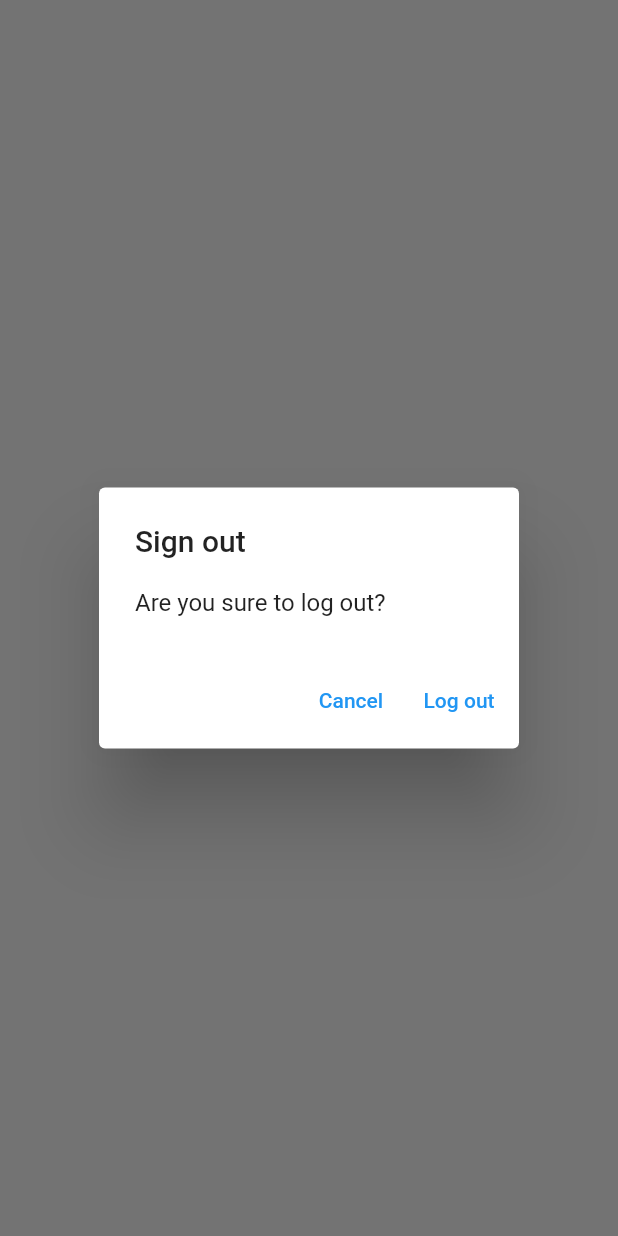
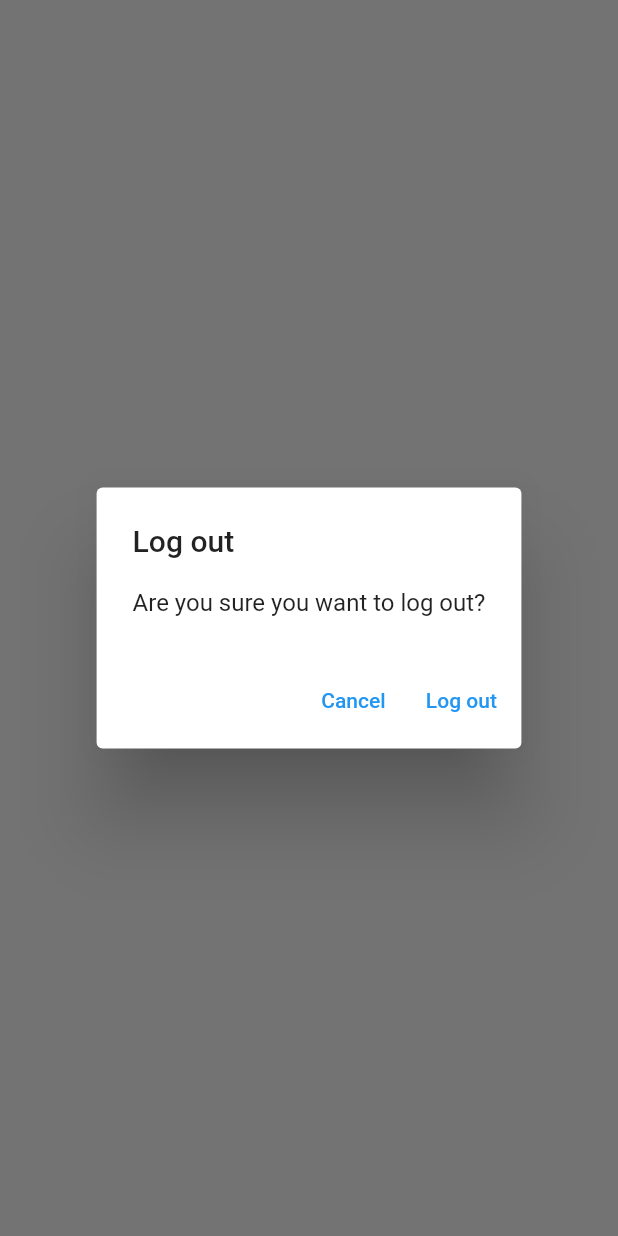
Before and after one commit to karlmarxmanzano/notes-flutter, a Flutter app: what showLogOutDialog() shows on an empty page, opened directly, on a phone screen of 412 x 824 dp. Run offline on Flutter 3.47's test engine with Material 2 defaults, Android fonts, the phone set to English and light mode, and no system bars; our stand-ins replace firebase_auth, firebase_core, sqflite; accounts and stored records are empty; network calls fail.

Commit message:
Add generic dialogs and notes list view

```diff
--- /dev/null
+++ b/lib/utilities/dialogs/generic_dialog.dart
@@ -0,0 +1,35 @@
+import 'package:flutter/material.dart';
+
+typedef DialogOptionBuilder<T> = Map<String, T?> Function();
+
+Future<T?> showGenericDialog<T>({
+  required BuildContext context,
+  required String title,
+  required String content,
+  required DialogOptionBuilder optionBuilder,
+}) {
+  final options = optionBuilder();
+  return showDialog<T>(
+    context: context,
+    builder: (context) {
+      return AlertDialog(
+        title: Text(title),
+        content: Text(content),
+        actions: options.keys.map((optionTitle) {
+          final T value = options[optionTitle];
+
+          return TextButton(
+            onPressed: () {
+              if (value != null) {
+                Navigator.of(context).pop(value);
+              } else {
+                Navigator.of(context).pop();
+              }
+            },
+            child: Text(optionTitle),
+          );
+        }).toList(),
+      );
+    },
+  );
+}
--- /dev/null
+++ b/lib/utilities/dialogs/logout_dialog.dart
@@ -0,0 +1,16 @@
+import 'package:flutter/material.dart';
+import 'package:notes/utilities/dialogs/generic_dialog.dart';
+
+Future<bool> showLogOutDialog(BuildContext context) {
+  return showGenericDialog<bool>(
+    context: context,
+    title: 'Log out',
+    content: 'Are you sure you want to log out?',
+    optionBuilder: () => {
+      'Cancel': false,
+      'Log out': true,
+    },
+  ).then(
+    (value) => value ?? false,
+  );
+}
--- a/lib/view/login_view.dart
+++ b/lib/view/login_view.dart
@@ -3,7 +3,7 @@ import 'package:flutter/material.dart';
 import 'package:notes/constants/routes.dart';
 import 'package:notes/services/auth/auth_exceptions.dart';
 import 'package:notes/services/auth/auth_service.dart';
-import 'package:notes/utilities/show_error_dialog.dart';
+import 'package:notes/utilities/dialogs/error_dialog.dart';
 
 class LoginView extends StatefulWidget {
   const LoginView({Key? key}) : super(key: key);
--- a/lib/view/notes/notes_view.dart
+++ b/lib/view/notes/notes_view.dart
@@ -3,6 +3,8 @@ import 'package:notes/constants/routes.dart';
 import 'package:notes/enums/menu_action.dart';
 import 'package:notes/services/auth/auth_service.dart';
 import 'package:notes/services/crud/notes_service.dart';
+import 'package:notes/utilities/dialogs/logout_dialog.dart';
+import 'package:notes/view/notes/notes_list_view.dart';
 
 class NotesView extends StatefulWidget {
   const NotesView({Key? key}) : super(key: key);
@@ -76,19 +78,10 @@ class _NotesViewState extends State<NotesView> {
                       if (snapshot.hasData) {
                         final allNotes = snapshot.data as List<DatabaseNote>;
 
-                        return ListView.builder(
-                          itemCount: allNotes.length,
-                          itemBuilder: (context, index) {
-                            final note = allNotes[index];
-
-                            return ListTile(
-                              title: Text(
-                                note.text,
-                                maxLines: 1,
-                                softWrap: true,
-                                overflow: TextOverflow.ellipsis,
-                              ),
-                            );
+                        return NotesListView(
+                          notes: allNotes,
+                          onDeleteNote: (note) async {
+                            await _notesService.deleteNote(id: note.id);
                           },
                         );
                       } else {
@@ -107,29 +100,3 @@ class _NotesViewState extends State<NotesView> {
     );
   }
 }
-
-Future<bool> showLogOutDialog(BuildContext context) {
-  return showDialog<bool>(
-    context: context,
-    builder: (context) {
-      return AlertDialog(
-        title: const Text('Sign out'),
-        content: const Text('Are you sure to log out?'),
-        actions: [
-          TextButton(
-            onPressed: () {
-              Navigator.of(context).pop(false);
-            },
-            child: const Text('Cancel'),
-          ),
-          TextButton(
-            onPressed: () {
-              Navigator.of(context).pop(true);
-            },
-            child: const Text('Log out'),
-          ),
-        ],
-      );
-    },
-  ).then((value) => value ?? false);
-}
--- a/lib/view/register_view.dart
+++ b/lib/view/register_view.dart
@@ -3,7 +3,7 @@ import 'package:flutter/material.dart';
 import 'package:notes/constants/routes.dart';
 import 'package:notes/services/auth/auth_exceptions.dart';
 import 'package:notes/services/auth/auth_service.dart';
-import 'package:notes/utilities/show_error_dialog.dart';
+import 'package:notes/utilities/dialogs/error_dialog.dart';
 
 class RegisterView extends StatefulWidget {
   const RegisterView({Key? key}) : super(key: key);
```
Also changed, not shown: lib/utilities/dialogs/delete_dialog.dart (added, +16 -0 lines), lib/utilities/dialogs/error_dialog.dart (added, +16 -0 lines), lib/utilities/show_error_dialog.dart (deleted, +0 -24 lines), lib/view/notes/notes_list_view.dart (added, +45 -0 lines).
